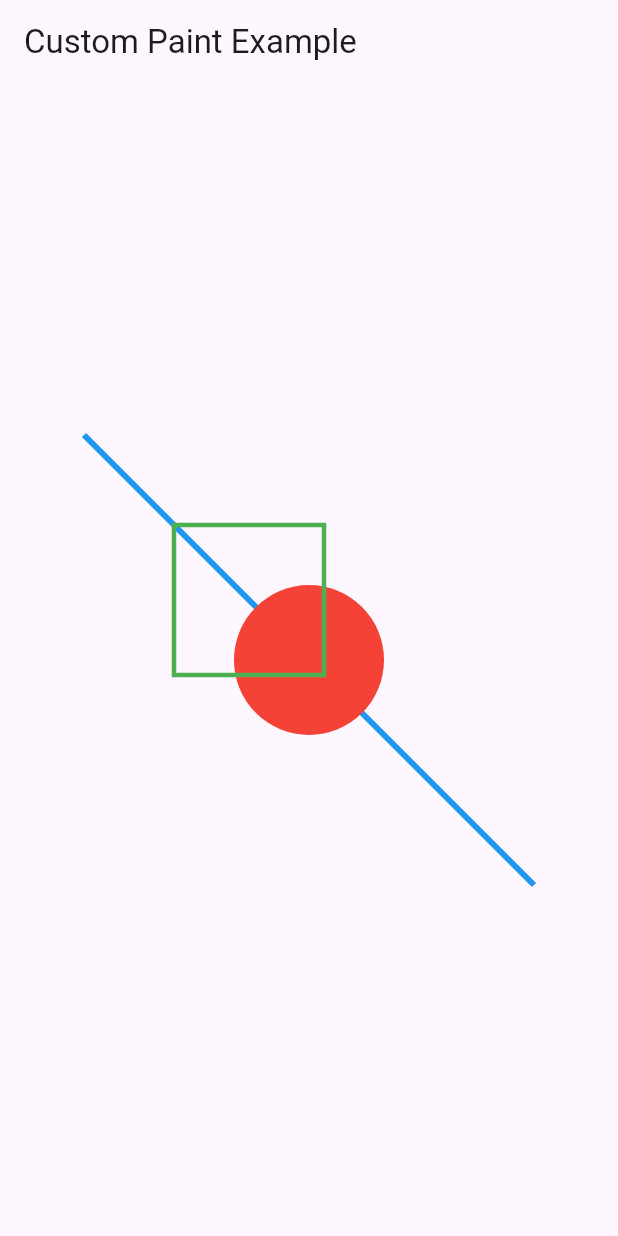
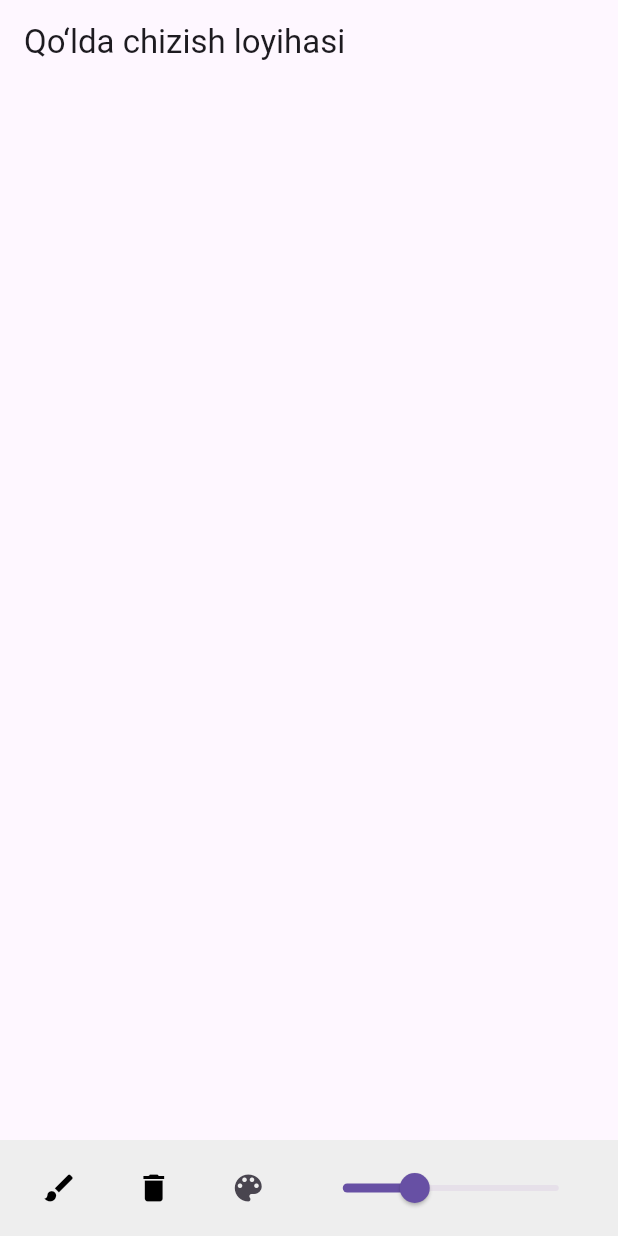
Before and after one commit to Habibullo2003/Flutter, a Flutter app: the screen it shows after launch, on a phone screen of 412 x 824 dp. Run offline on Flutter 3.47's test engine with Material 3 defaults, Android fonts, the phone set to English and light mode, and no system bars; our stand-ins replace flutter_colorpicker.

Commit message:
'update'

```diff
--- a/lib/main.dart
+++ b/lib/main.dart
@@ -1,4 +1,5 @@
 import 'package:flutter/material.dart';
+import 'package:flutter_colorpicker/flutter_colorpicker.dart'; // Rang tanlash uchun kutubxona
 
 void main() {
   runApp(const MyApp());
@@ -12,47 +13,152 @@ class MyApp extends StatelessWidget {
     return MaterialApp(
       home: Scaffold(
         appBar: AppBar(
-          title: const Text('Custom Paint Example'),
+          title: const Text('Qo‘lda chizish loyihasi'),
         ),
-        body: Center(
-          child: CustomPaint(
-            size: const Size(300, 300), // Chizish joyi hajmi
-            painter: ShapePainter(),
-          ),
-        ),
+        body: const DrawScreen(),
       ),
     );
   }
 }
 
-class ShapePainter extends CustomPainter {
+class DrawScreen extends StatefulWidget {
+  const DrawScreen({super.key});
+
+  @override
+  _DrawScreenState createState() => _DrawScreenState();
+}
+
+class _DrawScreenState extends State<DrawScreen> {
+  List<Offset?> points = []; // Chizilgan nuqtalarni saqlash
+  Color selectedColor = Colors.black; // Qalamning dastlabki rangi
+  double strokeWidth = 4.0; // Qalamning dastlabki qalinligi
+  bool isErasing = false; // O'chirg'ich rejimi
+
+  @override
+  Widget build(BuildContext context) {
+    return Column(
+      children: [
+        Expanded(
+          child: GestureDetector(
+            onPanUpdate: (details) {
+              setState(() {
+                points.add(details.localPosition); // Chizish uchun nuqtalar qo'shiladi
+              });
+            },
+            onPanEnd: (details) {
+              setState(() {
+                points.add(null); // Nuqtalar uzilib qolmasligi uchun null qo'shiladi
+              });
+            },
+            child: CustomPaint(
+              size: Size(double.infinity, double.infinity),
+              painter: DrawPainter(points, selectedColor, strokeWidth, isErasing),
+            ),
+          ),
+        ),
+        Container(
+          padding: const EdgeInsets.all(8.0),
+          color: Colors.grey[200],
+          child: Row(
+            mainAxisAlignment: MainAxisAlignment.spaceAround,
+            children: [
+              IconButton(
+                icon: Icon(Icons.brush),
+                color: isErasing ? Colors.black : selectedColor, // Rang tanlash
+                onPressed: () {
+                  setState(() {
+                    isErasing = false; // Qalam rejimiga o'tish
+                  });
+                },
+              ),
+              IconButton(
+                icon: Icon(Icons.delete),
+                color: isErasing ? Colors.red : Colors.black, // O'chirg'ichni faollashtirish
+                onPressed: () {
+                  setState(() {
+                    isErasing = true; // O'chirg'ich rejimiga o'tish
+                  });
+                },
+              ),
+              IconButton(
+                icon: Icon(Icons.color_lens),
+                onPressed: () {
+                  _selectColor(context); // Rang tanlash
+                },
+              ),
+              Slider(
+                min: 1.0,
+                max: 10.0,
+                value: strokeWidth,
+                onChanged: (value) {
+                  setState(() {
+                    strokeWidth = value; // Qalam qalinligini o'zgartirish
+                  });
+                },
+              ),
+            ],
+          ),
+        ),
+      ],
+    );
+  }
+
+  // Rang tanlash dialogi
+  void _selectColor(BuildContext context) {
+    showDialog(
+      context: context,
+      builder: (BuildContext context) {
+        return AlertDialog(
+          title: const Text('Rang tanlang'),
+          content: SingleChildScrollView(
+            child: BlockPicker(
+              pickerColor: selectedColor,
+              onColorChanged: (color) {
+                setState(() {
+                  selectedColor = color; // Tanlangan rangni yangilash
+                });
+              },
+            ),
+          ),
+          actions: <Widget>[
+            ElevatedButton(
+              child: const Text('Tanlash'),
+              onPressed: () {
+                Navigator.of(context).pop(); // Dialogni yopish
+              },
+            ),
+          ],
+        );
+      },
+    );
+  }
+}
+
+// Chizish uchun CustomPainter
+class DrawPainter extends CustomPainter {
+  final List<Offset?> points;
+  final Color selectedColor;
+  final double strokeWidth;
+  final bool isErasing;
+
+  DrawPainter(this.points, this.selectedColor, this.strokeWidth, this.isErasing);
+
   @override
   void paint(Canvas canvas, Size size) {
-    // To'g'ri chiziq chizish
-    final paintLine = Paint()
-      ..color = Colors.blue
-      ..strokeWidth = 4;
-    canvas.drawLine(Offset(0, 0), Offset(size.width, size.height), paintLine);
+    final paint = Paint()
+      ..color = isErasing ? Colors.white : selectedColor // O'chirg'ichda oq rang ishlatiladi
+      ..strokeCap = StrokeCap.round
+      ..strokeWidth = strokeWidth;
 
-    // Doira chizish
-    final paintCircle = Paint()
-      ..color = Colors.red
-      ..style = PaintingStyle.fill;
-    canvas.drawCircle(Offset(size.width / 2, size.height / 2), 50, paintCircle);
-
-    // To'rtburchak chizish
-    final paintRect = Paint()
-      ..color = Colors.green
-      ..style = PaintingStyle.stroke
-      ..strokeWidth = 3;
-    canvas.drawRect(
-      Rect.fromLTWH(size.width * 0.2, size.height * 0.2, 100, 100),
-      paintRect,
-    );
+    for (int i = 0; i < points.length - 1; i++) {
+      if (points[i] != null && points[i + 1] != null) {
+        canvas.drawLine(points[i]!, points[i + 1]!, paint); // Qo'lda chizilgan nuqtalarni bog'lash
+      }
+    }
   }
 
   @override
   bool shouldRepaint(covariant CustomPainter oldDelegate) {
-    return false;
+    return true; // Har safar qayta chizish kerak
   }
 }
--- a/pubspec.yaml
+++ b/pubspec.yaml
@@ -30,7 +30,9 @@ environment:
 dependencies:
   flutter:
     sdk: flutter
-
+  flutter_colorpicker: ^1.0.3
+  image_gallery_saver: ^1.7.1
+  path_provider: ^2.0.14
 
   # The following adds the Cupertino Icons font to your application.
   # Use with the CupertinoIcons class for iOS style icons.
```
Also changed, not shown: pubspec.lock, 1 other file.
